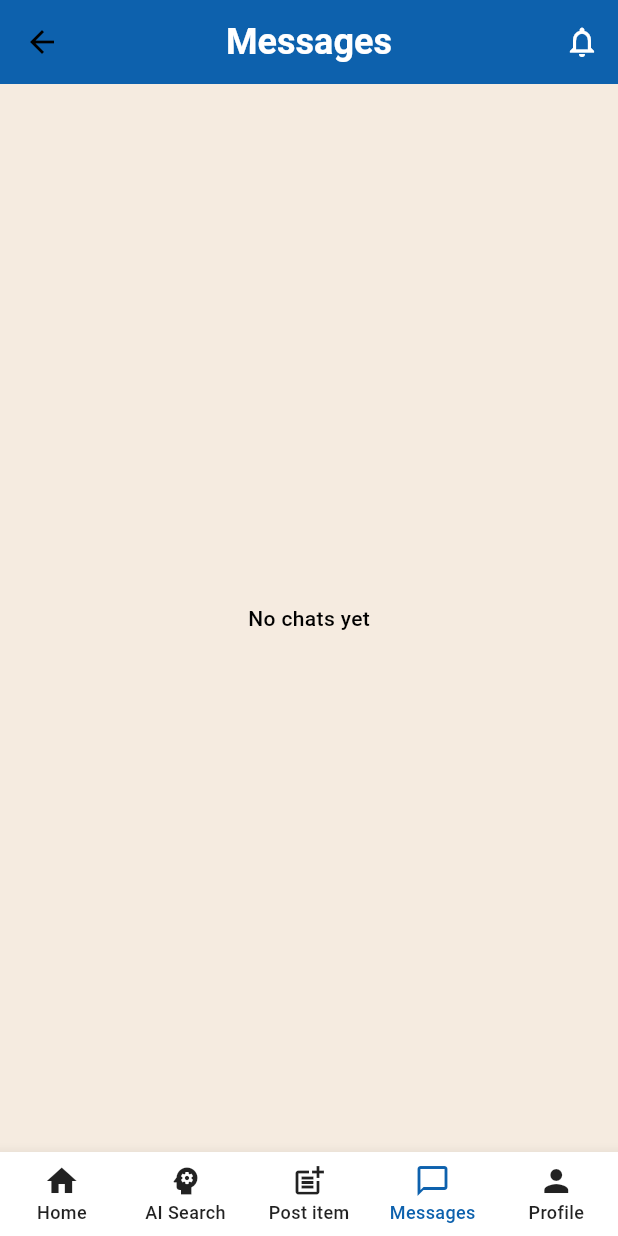
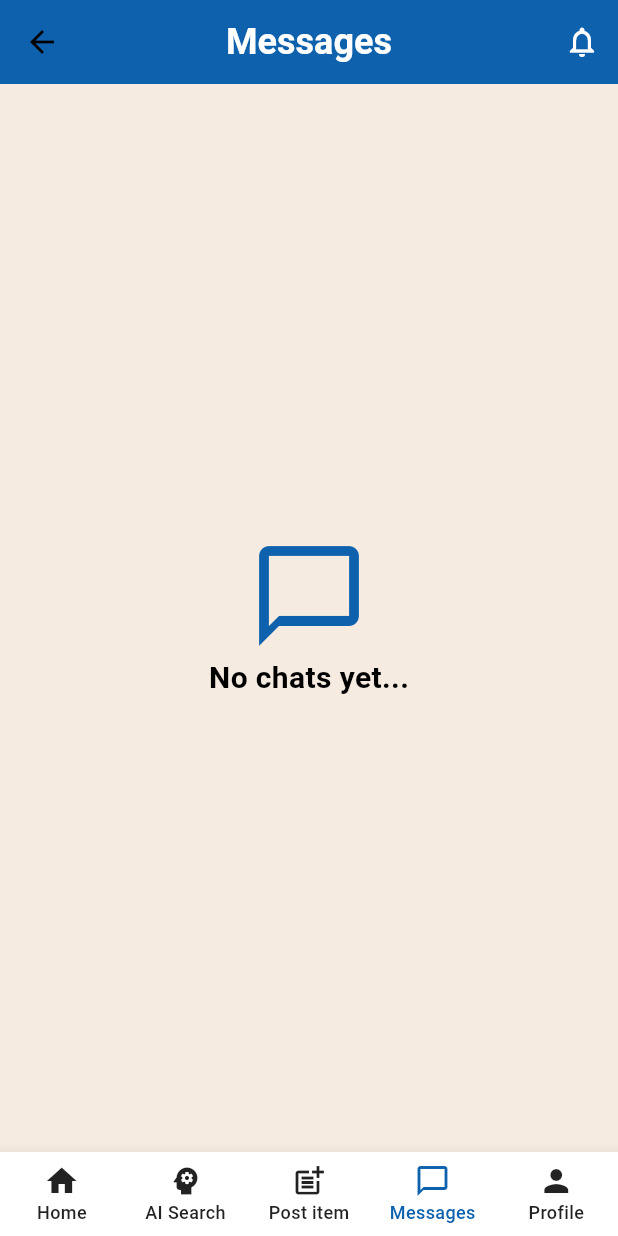
Before and after one commit to Abdullah-Balasmeh/thameen_new, a Flutter app: the BaseView screen opened by its route, swiped to page 4, on a phone screen of 412 x 824 dp. Run offline on Flutter 3.47's test engine with Material 3 defaults, Android fonts, the phone set to English and light mode, and no system bars; our stand-ins replace animated_splash_screen, cloud_firestore, dartz, expandable_page_view, firebase_auth, firebase_core and 11 more; missing offline and left inert: encrypt; accounts and stored records are empty; Roboto replaces fonts that are missing (Poppins); project files that could hold a hidden picture were left out.

Commit message:
flitter done

```diff
--- a/lib/features/chat/presentation/widgets/chat_view_body.dart
+++ b/lib/features/chat/presentation/widgets/chat_view_body.dart
@@ -1,5 +1,7 @@
 import 'package:flutter/material.dart';
 import 'package:flutter_bloc/flutter_bloc.dart';
+import 'package:thameen/core/theme/app_colors.dart';
+import 'package:thameen/core/theme/app_text_style.dart';
 import 'package:thameen/features/chat/presentation/bloc/cubit/chat_cubit.dart';
 import 'package:thameen/features/chat/presentation/views/chat_detail_view.dart';
 import 'package:thameen/features/chat/presentation/widgets/chat_card.dart';
@@ -19,7 +21,20 @@ class ChatViewBody extends StatelessWidget {
         if (state is ChatListLoaded) {
           if (state.chats.isEmpty ||
               (state.chats.length == 1 && state.chats[0].lastMessage.isEmpty)) {
-            return const Center(child: Text('No chats yet'));
+            return Column(
+              mainAxisAlignment: MainAxisAlignment.center,
+              children: [
+                const Icon(
+                  Icons.chat_bubble_outline,
+                  size: 80,
+                  color: AppColors.primary,
+                ),
+                Text(
+                  'No chats yet...',
+                  style: AppTextStyle.bold20,
+                ),
+              ],
+            );
           }
 
           return ListView.separated(
--- a/lib/features/home/presentation/widgets/filter_bottom_sheet.dart
+++ b/lib/features/home/presentation/widgets/filter_bottom_sheet.dart
@@ -23,6 +23,7 @@ class _FilterBottomSheetState extends State<FilterBottomSheet> {
   final ValueNotifier<String> selectedType = ValueNotifier('All');
   final TextEditingController locationController = TextEditingController();
   final ValueNotifier<String> selectedSort = ValueNotifier('Most Recent');
+  final ValueNotifier<bool> hasBounty = ValueNotifier(false);
 
   @override
   void initState() {
@@ -84,6 +85,7 @@ class _FilterBottomSheetState extends State<FilterBottomSheet> {
             const SizedBox(height: 16),
             FilterByPostType(
               selectedType: selectedType,
+              hasBounty: hasBounty,
             ),
             const SizedBox(height: 16),
             FilterByLocation(
@@ -106,6 +108,8 @@ class _FilterBottomSheetState extends State<FilterBottomSheet> {
                       ? PostType.lost
                       : PostType.found,
                   location: locationController.text,
+                  sort: selectedSort.value,
+                  hasBounty: hasBounty.value,
                 );
                 Navigator.pop(context);
               },
```
Also changed, not shown: lib/features/home/presentation/bloc/all_posts_cubit/home_cubit.dart (+9 -0 lines), lib/features/home/presentation/widgets/bounty_toggle.dart (added, +58 -0 lines), lib/features/home/presentation/widgets/filter_by_post_type.dart (+25 -6 lines).
